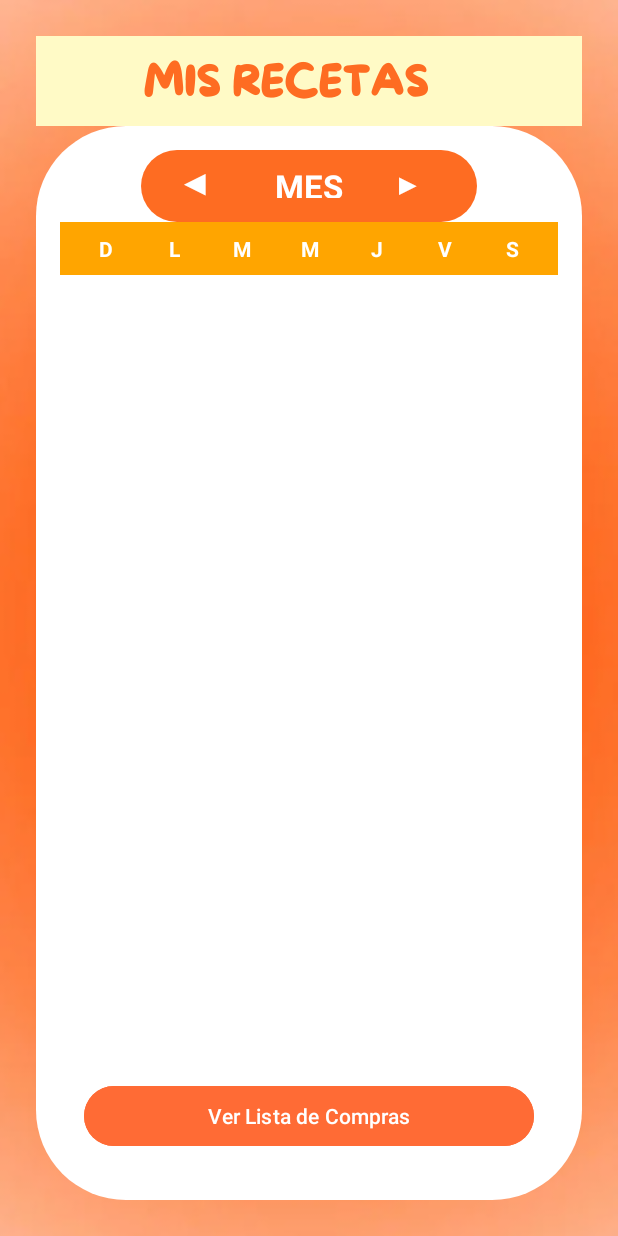
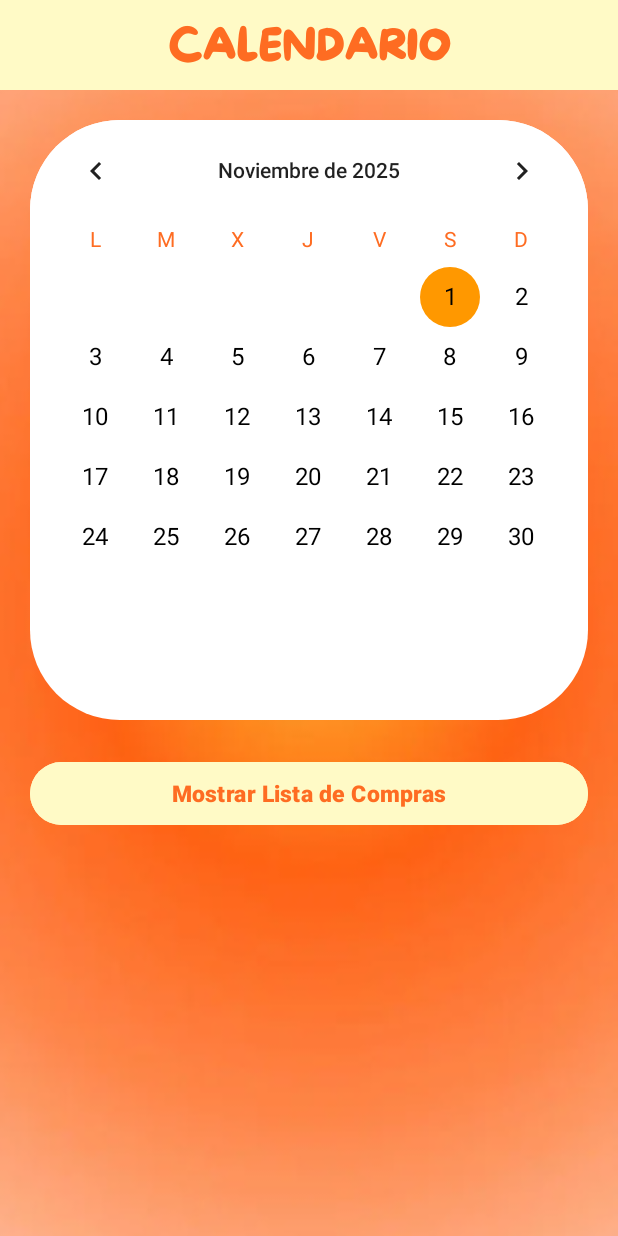
Before and after one commit to fely-06/PROYECTO-MOVIL, an Android app: the layout fragment_calendario.xml on its own in the app's theme, with its tools: preview values and no code run, on a phone screen of 412 x 824 dp. Run offline under Robolectric (Android 15) with nearby library versions, the phone set to English and light mode, and no system bars.

Commit message:
Actualizacion a Calendario (Apariencia)

```diff
--- a/app/src/main/java/com/example/smartmealsproyecto/ClaseCRUD.kt
+++ b/app/src/main/java/com/example/smartmealsproyecto/ClaseCRUD.kt
@@ -484,4 +484,9 @@ class ClaseCRUD(private val context: Context) {
         }
         return v
     }
+
+    /////////////////////////////AGENDA/DETALLE_AGENDA////////////////////////////////////
+    suspend fun consultarDetalleAgenda(){
+
+    }
 }
--- a/app/src/main/res/layout/fragment_calendario.xml
+++ b/app/src/main/res/layout/fragment_calendario.xml
@@ -5,7 +5,8 @@
     android:layout_height="match_parent"
     android:orientation="vertical"
     android:background="@drawable/img_1"
-    android:padding="24dp">
+    >
+
 
     <!-- Título -->
     <LinearLayout
@@ -27,178 +28,40 @@
             android:layout_weight="1"
             android:fontFamily="@font/ms"
             android:gravity="center"
-            android:text="MIS RECETAS"
+            android:text="CALENDARIO"
             android:textColor="@color/NaranjaFuerte"
             android:textSize="28sp"
             android:textStyle="bold"
              />
 
-        <!-- Espacio para balance visual -->
-        <View
-            android:layout_width="32dp"
-            android:layout_height="32dp" />
     </LinearLayout>
+    <CalendarView
+        android:id="@+id/calend"
+        android:layout_width="match_parent"
+        android:layout_height="400dp"
+        android:background="@drawable/editext_redondeado"
+        android:layout_marginTop="20dp"
+        android:paddingBottom="20dp"
+        android:layout_marginStart="20dp"
+        android:layout_marginEnd="20dp"
+        android:weekDayTextAppearance="@style/WeekDayTextAppearance"
+        android:dateTextAppearance="@style/DateTextAppearance"
+        android:theme="@style/CustomCalendarTheme"
+        android:minDate="2025-11-02"
+        >
+    </CalendarView>
 
-    <!-- Calendario (vista estática por ahora) -->
-    <LinearLayout
+    <Button
+        android:id="@+id/buttonMostrarListaCompras"
         android:layout_width="match_parent"
-        android:layout_height="match_parent"
-        android:layout_weight="1"
-        android:background="@drawable/editext_redondeado"
-        android:orientation="vertical"
-        android:gravity="center"
-        android:padding="16dp">
-
-        <!-- Encabezado del calendario -->
-        <LinearLayout
-            android:layout_width="224dp"
-            android:layout_height="48dp"
-            android:background="@drawable/editext_redondeado"
-            android:gravity="center"
-    android:backgroundTint="@color/NaranjaFuerte"
-            android:padding="16dp">
-
-            <TextView
-                android:id="@+id/btnAnterior"
-                android:layout_width="48dp"
-                android:layout_height="56dp"
-                android:background="?attr/selectableItemBackgroundBorderless"
-                android:clickable="true"
-                android:focusable="true"
-                android:padding="8dp"
-                android:text="◀"
-                android:textColor="#FFFFFF"
-                android:textSize="24sp" />
-
-            <TextView
-                android:id="@+id/tvMes"
-                android:layout_width="0dp"
-                android:layout_height="50dp"
-                android:layout_weight="1"
-                android:gravity="center"
-                android:text="MES"
-                android:textColor="#FFFFFF"
-                android:textSize="22sp"
-                android:textStyle="bold" />
-
-            <TextView
-                android:id="@+id/btnSiguiente"
-                android:layout_width="48dp"
-                android:layout_height="48dp"
-                android:background="?attr/selectableItemBackgroundBorderless"
-                android:clickable="true"
-                android:focusable="true"
-                android:padding="8dp"
-                android:text="▶"
-                android:textColor="#FFFFFF"
-                android:textSize="20sp" />
-        </LinearLayout>
-
-        <!-- Días de la semana -->
-        <GridLayout
-            android:layout_width="match_parent"
-            android:layout_height="wrap_content"
-            android:columnCount="7"
-            android:rowCount="1"
-            android:background="#FFA500"
-            android:padding="8dp">
-
-            <TextView
-                android:layout_width="0dp"
-                android:layout_height="wrap_content"
-                android:layout_columnWeight="1"
-                android:text="D"
-                android:textColor="#FFFFFF"
-                android:textAlignment="center"
-                android:textStyle="bold"
-                android:textSize="14sp"/>
-
-            <TextView
-                android:layout_width="0dp"
-                android:layout_height="wrap_content"
-                android:layout_columnWeight="1"
-                android:text="L"
-                android:textColor="#FFFFFF"
-                android:textAlignment="center"
-                android:textStyle="bold"
-                android:textSize="14sp"/>
-
-            <TextView
-                android:layout_width="0dp"
-                android:layout_height="wrap_content"
-                android:layout_columnWeight="1"
-                android:text="M"
-                android:textColor="#FFFFFF"
-                android:textAlignment="center"
-                android:textStyle="bold"
-                android:textSize="14sp"/>
-
-            <TextView
-                android:layout_width="0dp"
-                android:layout_height="wrap_content"
-                android:layout_columnWeight="1"
-                android:text="M"
-                android:textColor="#FFFFFF"
-                android:textAlignment="center"
-                android:textStyle="bold"
-                android:textSize="14sp"/>
-
-            <TextView
-                android:layout_width="0dp"
-                android:layout_height="wrap_content"
-                android:layout_columnWeight="1"
-                android:text="J"
-                android:textColor="#FFFFFF"
-                android:textAlignment="center"
-                android:textStyle="bold"
-                android:textSize="14sp"/>
-
-            <TextView
-                android:layout_width="0dp"
-                android:layout_height="wrap_content"
-                android:layout_columnWeight="1"
-                android:text="V"
-                android:textColor="#FFFFFF"
-                android:textAlignment="center"
-                android:textStyle="bold"
-                android:textSize="14sp"/>
-
-            <TextView
-                android:layout_width="0dp"
-                android:layout_height="wrap_content"
-                android:layout_columnWeight="1"
-                android:text="S"
-                android:textColor="#FFFFFF"
-                android:textAlignment="center"
-                android:textStyle="bold"
-                android:textSize="14sp"/>
-        </GridLayout>
-        <GridLayout
-            android:id="@+id/gridCalendario"
-            android:layout_width="match_parent"
-            android:layout_height="0dp"
-            android:layout_weight="1"
-            android:columnCount="7"
-            android:rowCount="6"
-            android:padding="4dp"/>
-        <Button
-            android:id="@+id/buttonMostrarListaCompras"
-            android:layout_width="match_parent"
-            android:layout_height="wrap_content"
-            android:layout_margin="16dp"
-            android:text="Ver Lista de Compras"
-            android:backgroundTint="#FF6B35"
-            android:textColor="#FFFFFF"/>
-
+        android:layout_height="50dp"
+        android:layout_marginTop="24dp"
+        android:layout_marginLeft="20dp"
+        android:layout_marginRight="20dp"
+        android:text="Mostrar Lista de Compras"
+        android:backgroundTint="@color/AmarilloClaro"
+        android:textColor="@color/NaranjaFuerte"
+        android:textStyle="bold"
+        android:textSize="15sp"/>
 
     </LinearLayout>
-    <!-- <Button
-            android:id="@+id/buttonMostrarListaCompras"
-            android:layout_width="match_parent"
-            android:layout_height="56dp"
-            android:layout_marginTop="24dp"
-            android:text="Mostrar Lista de Compras"
-            android:backgroundTint="@color/NaranjaFuerte"
-            android:textColor="@color/white" /> -->
-
-</LinearLayout>
--- /dev/null
+++ b/app/src/main/res/values/styles.xml
@@ -0,0 +1,22 @@
+<?xml version="1.0" encoding="utf-8"?>
+<resources>
+    <!-- Estilo para días de la semana -->
+    <style name="WeekDayTextAppearance" parent="android:TextAppearance.DeviceDefault.Small">
+        <item name="android:textColor">@color/NaranjaFuerte</item>
+        <item name="android:textSize">14sp</item>
+        <item name="android:background">@color/NaranjaFuerte</item>
+    </style>
+
+    <!-- Estilo para fechas -->
+    <style name="DateTextAppearance" parent="android:TextAppearance.DeviceDefault">
+        <item name="android:textColor">@color/black</item>
+        <item name="android:textSize">16sp</item>
+    </style>
+
+    <!-- Tema personalizado para el CalendarView -->
+    <style name="CustomCalendarTheme" parent="Theme.AppCompat.Light.NoActionBar">
+        <item name="colorAccent">#FF9800</item> <!-- naranja -->
+        <item name="android:dateTextAppearance">@style/DateTextAppearance</item>
+        <item name="android:weekDayTextAppearance">@style/WeekDayTextAppearance</item>
+    </style>
+</resources>
--- a/app/src/main/res/values/themes.xml
+++ b/app/src/main/res/values/themes.xml
@@ -5,5 +5,7 @@
         <!-- <item name="colorPrimary">@color/my_light_primary</item> -->
     </style>
 
-    <style name="Theme.SMARTMEALSProyecto" parent="Base.Theme.SMARTMEALSProyecto" />
+    <style name="Theme.SMARTMEALSProyecto" parent="Base.Theme.SMARTMEALSProyecto">
+
+    </style>
 </resources>
```
Also changed, not shown: app/src/main/java/com/example/smartmealsproyecto/Calendario.kt (+11 -110 lines), app/src/main/java/com/example/smartmealsproyecto/DetalleAgenda.kt (added, +34 -0 lines), app/src/main/res/layout/fragment_detalle_agenda.xml (added, +34 -0 lines).
